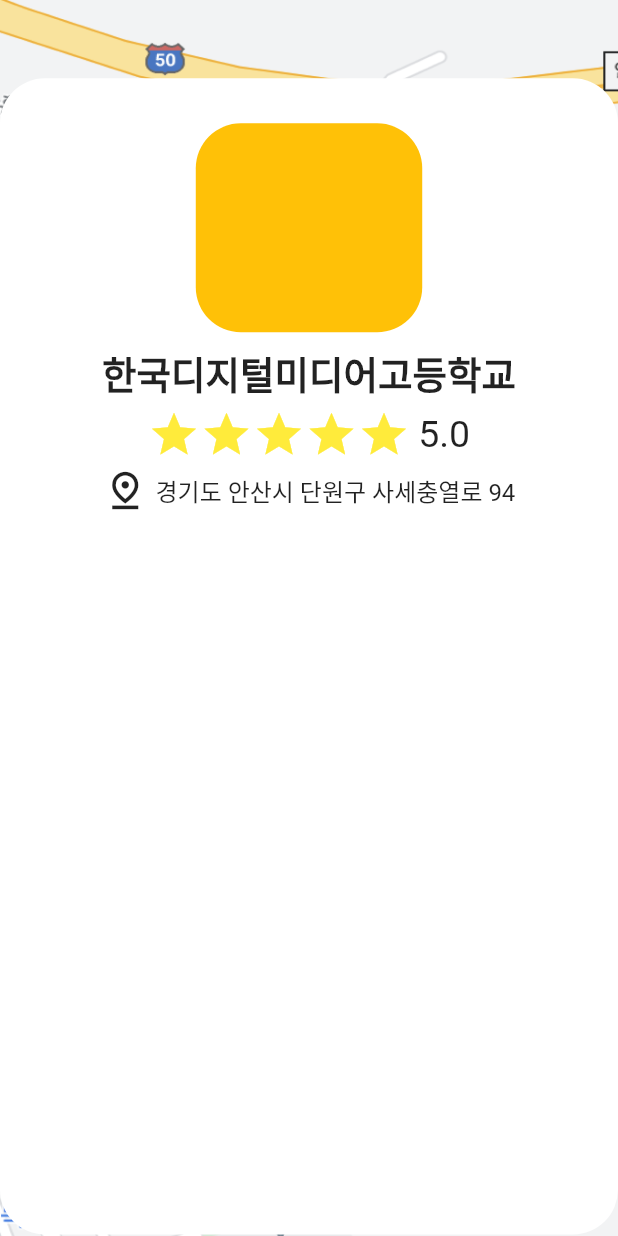
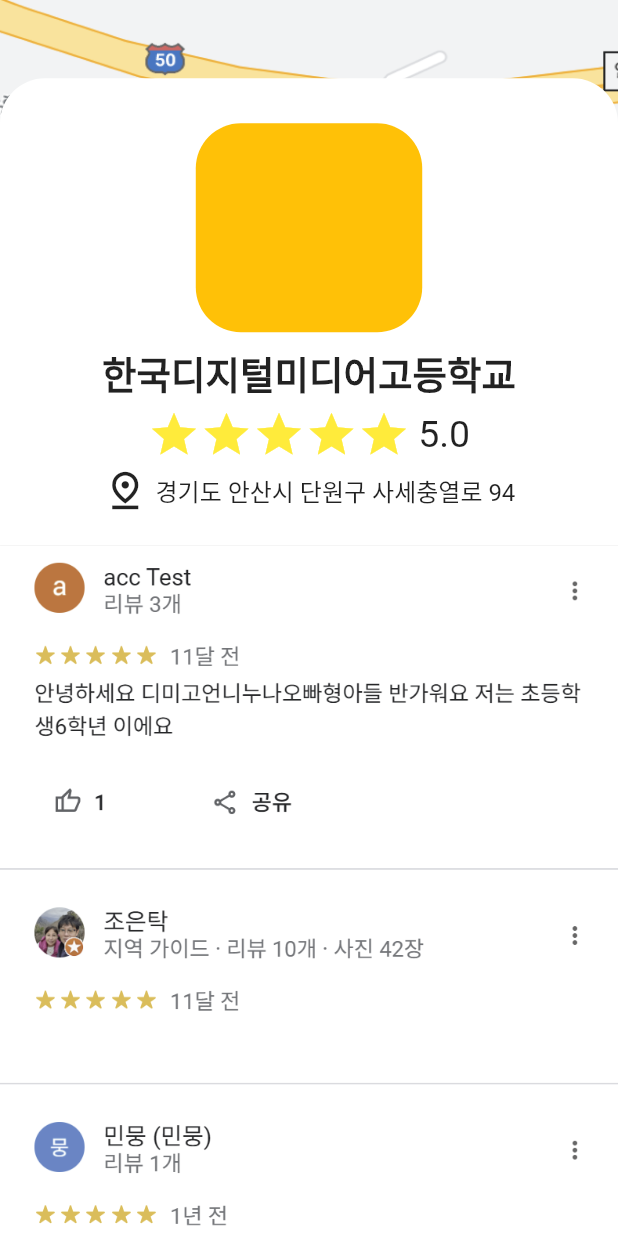
Before and after one commit to j-MARP/MARP-mobile, a Flutter app: the LocateScreen widget shown alone on an empty page, opened directly, on a phone screen of 412 x 824 dp. Run offline on Flutter 3.47's test engine with Material 2 defaults, Android fonts, the phone set to English and light mode, and no system bars; our stand-ins replace get.

Commit message:
fix: locate screen comments add

```diff
--- a/lib/screens/locate_screen.dart
+++ b/lib/screens/locate_screen.dart
@@ -100,7 +100,9 @@
                         ),
                       ],
                     ),
-                    SizedBox(height: screenheightFixed * 22)
+                    SizedBox(height: screenheightFixed * 22),
+                    const Image(
+                        image: AssetImage('assets/images/comments.png')),
                   ],
                 ),
               ),
```
Also changed, not shown: assets/images/comments.png (added).
